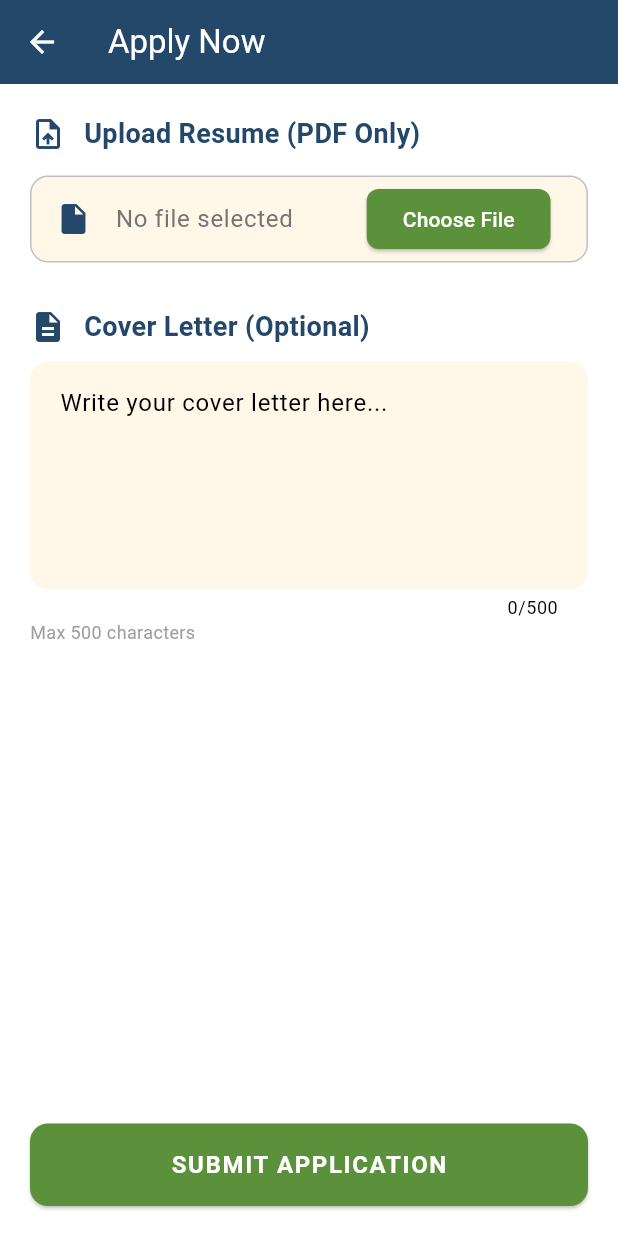
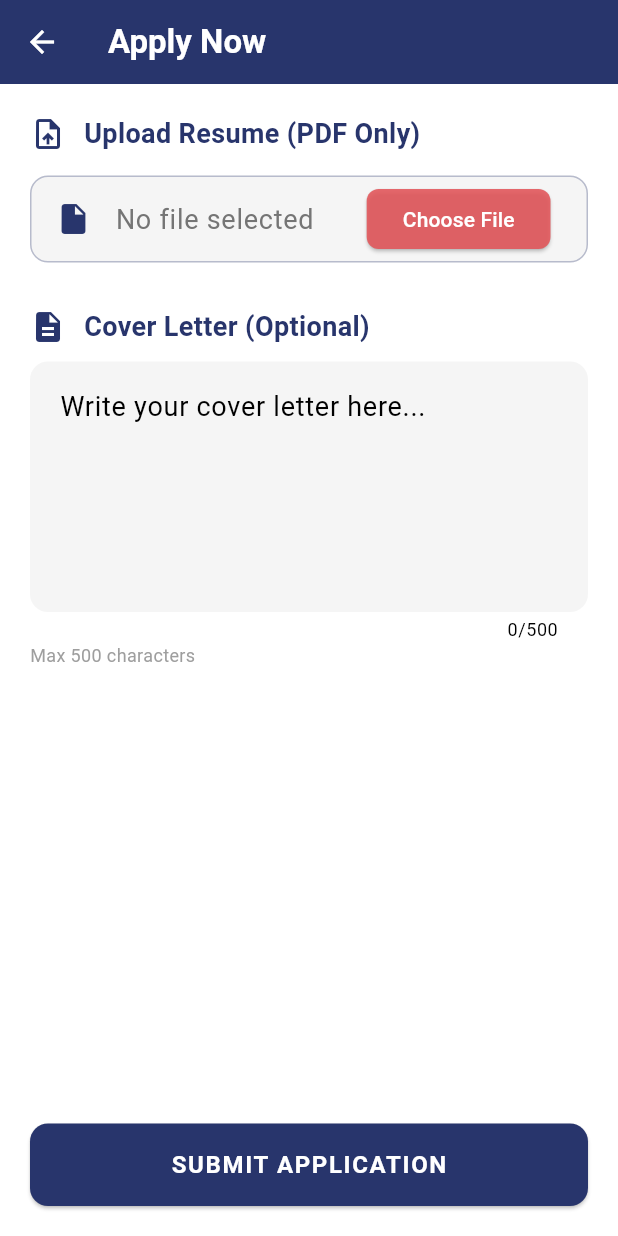
Before and after one commit to melchongx/flutter_sample, a Flutter app: the JobDetailsPage screen opened directly with empty values, after a tap on "APPLY NOW", on a phone screen of 412 x 824 dp. Run offline on Flutter 3.47's test engine with Material 3 defaults, Android fonts, the phone set to English and light mode, and no system bars; our stand-ins replace file_picker, firebase_auth, firebase_core, flutter_html; accounts and stored records are empty; network calls fail.

Commit message:
change color theme
color code lang binago, add image on assets

```diff
--- a/lib/pages/application_process_page.dart
+++ b/lib/pages/application_process_page.dart
@@ -58,7 +58,7 @@ class _ApplicationProcessPageState extends State<ApplicationProcessPage> {
     return Scaffold(
       appBar: AppBar(
         title: const Text('Apply Now'),
-        backgroundColor: const Color(0xFF23486A),
+        backgroundColor: const Color(0xFF28356C),
         foregroundColor: Colors.white,
       ),
       body: Padding(
@@ -71,23 +71,23 @@ class _ApplicationProcessPageState extends State<ApplicationProcessPage> {
             const SizedBox(height: 15),
             Container(
               decoration: BoxDecoration(
-                color: const Color(0xFFFFF8E8),
+                color: const Color(0xFFF5F5F5),
                 borderRadius: BorderRadius.circular(12),
-                border: Border.all(color: const Color(0xFF23486A).withOpacity(0.3)),
+                border: Border.all(color: const Color(0xFF28356C).withOpacity(0.3)),
               ),
               child: ListTile(
-                leading: const Icon(Icons.insert_drive_file, color: Color(0xFF23486A)),
+                leading: const Icon(Icons.insert_drive_file, color: Color(0xFF28356C)),
                 title: Text(
                   _selectedFile?.name ?? 'No file selected',
                   style: TextStyle(
                     color: _selectedFile != null
-                        ? const Color(0xFF23486A)
+                        ? const Color(0xFF28356C)
                         : Colors.grey[600],
                   ),
                 ),
                 trailing: ElevatedButton(
                   style: ElevatedButton.styleFrom(
-                    backgroundColor: const Color(0xFF5B913B),
+                    backgroundColor: const Color(0xE0E35559),
                     foregroundColor: Colors.white,
                     shape: RoundedRectangleBorder(
                       borderRadius: BorderRadius.circular(8),
@@ -116,7 +116,7 @@ class _ApplicationProcessPageState extends State<ApplicationProcessPage> {
               maxLength: 500,
               decoration: InputDecoration(
                 filled: true,
-                fillColor: const Color(0xFFFFF8E8),
+                fillColor: const Color(0xFFF5F5F5),
                 border: OutlineInputBorder(
                   borderRadius: BorderRadius.circular(12),
                   borderSide: BorderSide.none,
@@ -136,10 +136,10 @@ class _ApplicationProcessPageState extends State<ApplicationProcessPage> {
             SizedBox(
               width: double.infinity,
               child: _isLoading
-                  ? const Center(child: CircularProgressIndicator(color: Color(0xFF5B913B)))
+                  ? const Center(child: CircularProgressIndicator(color: Color(0xFF28356C)))
                   : ElevatedButton(
                 style: ElevatedButton.styleFrom(
-                  backgroundColor: const Color(0xFF5B913B),
+                  backgroundColor: const Color(0xFF28356C),
                   foregroundColor: Colors.white,
                   padding: const EdgeInsets.symmetric(vertical: 16),
                   shape: RoundedRectangleBorder(
@@ -165,14 +165,14 @@ class _ApplicationProcessPageState extends State<ApplicationProcessPage> {
   Widget _buildSectionHeader(IconData icon, String title) {
     return Row(
       children: [
-        Icon(icon, color: const Color(0xFF23486A)),
+        Icon(icon, color: const Color(0xFF28356C)),
         const SizedBox(width: 12),
         Text(
           title,
           style: const TextStyle(
               fontSize: 18,
               fontWeight: FontWeight.bold,
-              color: Color(0xFF23486A)),
+              color: Color(0xFF28356C)),
         ),
       ],
     );
--- a/lib/pages/job_details_page.dart
+++ b/lib/pages/job_details_page.dart
@@ -30,7 +30,7 @@ class JobDetailsPage extends StatelessWidget {
   Widget build(BuildContext context) {
     return Scaffold(
       appBar: AppBar(
-        backgroundColor: const Color(0xFF23486A),
+        backgroundColor: const Color(0xFF28356C),
         leading: IconButton(
           icon: const Icon(Icons.arrow_back, color: Colors.white),
           onPressed: () => Navigator.pop(context),
@@ -68,19 +68,19 @@ class JobDetailsPage extends StatelessWidget {
                 style: const TextStyle(
                   fontSize: 24,
                   fontWeight: FontWeight.bold,
-                  color: Color(0xFF23486A),
+                  color: Color(0xFF28356C),
                 ),
               ),
               const SizedBox(height: 15),
               Row(
                 children: [
-                  const Icon(Icons.business, color: Color(0xFF5B913B)),
+                  const Icon(Icons.business, color: Color(0xE0E35559)),
                   const SizedBox(width: 8),
                   Text(
                     company,
                     style: const TextStyle(
                       fontSize: 18,
-                      color: Color(0xFF5B913B),
+                      color: Color(0xE0E35559),
                     ),
                   ),
                 ],
@@ -88,13 +88,13 @@ class JobDetailsPage extends StatelessWidget {
               const SizedBox(height: 10),
               Row(
                 children: [
-                  const Icon(Icons.location_on, color: Color(0xFF23486A)),
+                  const Icon(Icons.location_on, color: Color(0xE0E35559)),
                   const SizedBox(width: 8),
                   Text(
                     location,
                     style: const TextStyle(
                       fontSize: 16,
-                      color: Color(0xFF23486A),
+                      color: Color(0xE0E35559),
                     ),
                   ),
                 ],
@@ -138,7 +138,7 @@ class JobDetailsPage extends StatelessWidget {
             width: double.infinity,
             child: ElevatedButton(
               style: ElevatedButton.styleFrom(
-                backgroundColor: const Color(0xFF5B913B),
+                backgroundColor: const Color(0xFF28356C),
                 padding: const EdgeInsets.symmetric(vertical: 16),
                 shape: RoundedRectangleBorder(
                   borderRadius: BorderRadius.circular(10),
@@ -178,7 +178,7 @@ class JobDetailsPage extends StatelessWidget {
       children: [
         Row(
           children: [
-            Icon(icon, color: const Color(0xFF23486A)),
+            Icon(icon, color: const Color(0xFF28356C)),
             const SizedBox(width: 8),
             Text(
               title,
```
Also changed, not shown: lib/main.dart (+9 -2 lines), lib/pages/home_page.dart (+31 -31 lines), lib/pages/legit_na_homepage.dart (+17 -17 lines), lib/pages/login_page.dart (+16 -9 lines), lib/pages/settings_page.dart (+5 -5 lines), lib/pages/signup_page.dart (+17 -12 lines), lib/pages/success_page.dart (+5 -2 lines), assets/banner.png (added).
